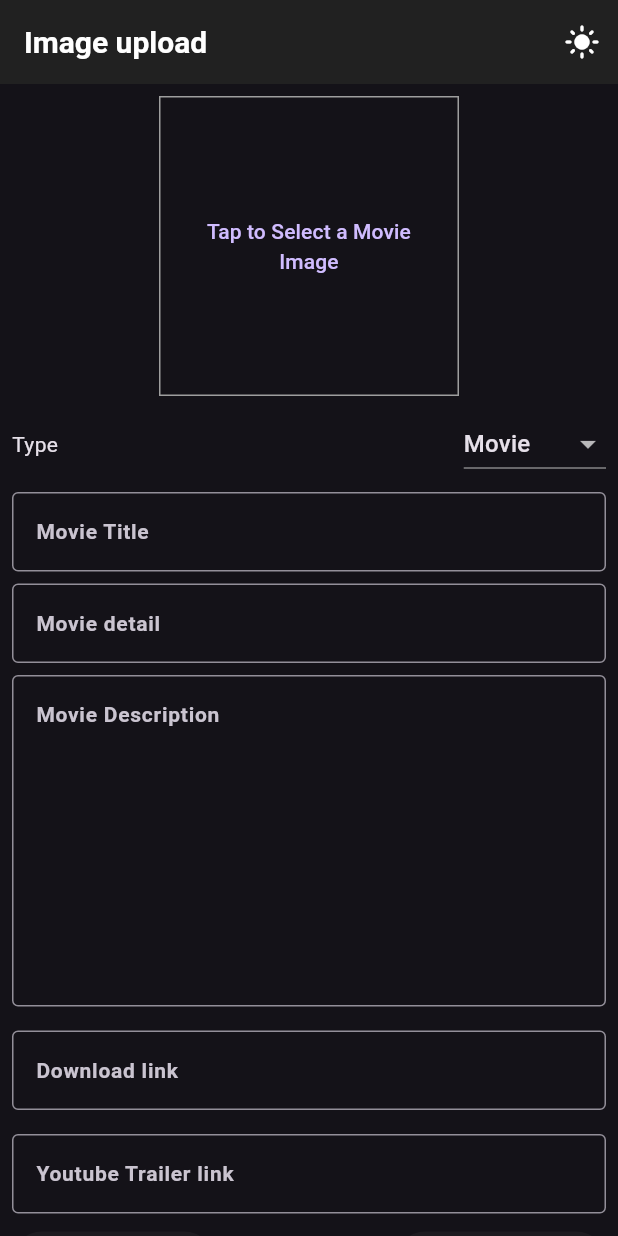
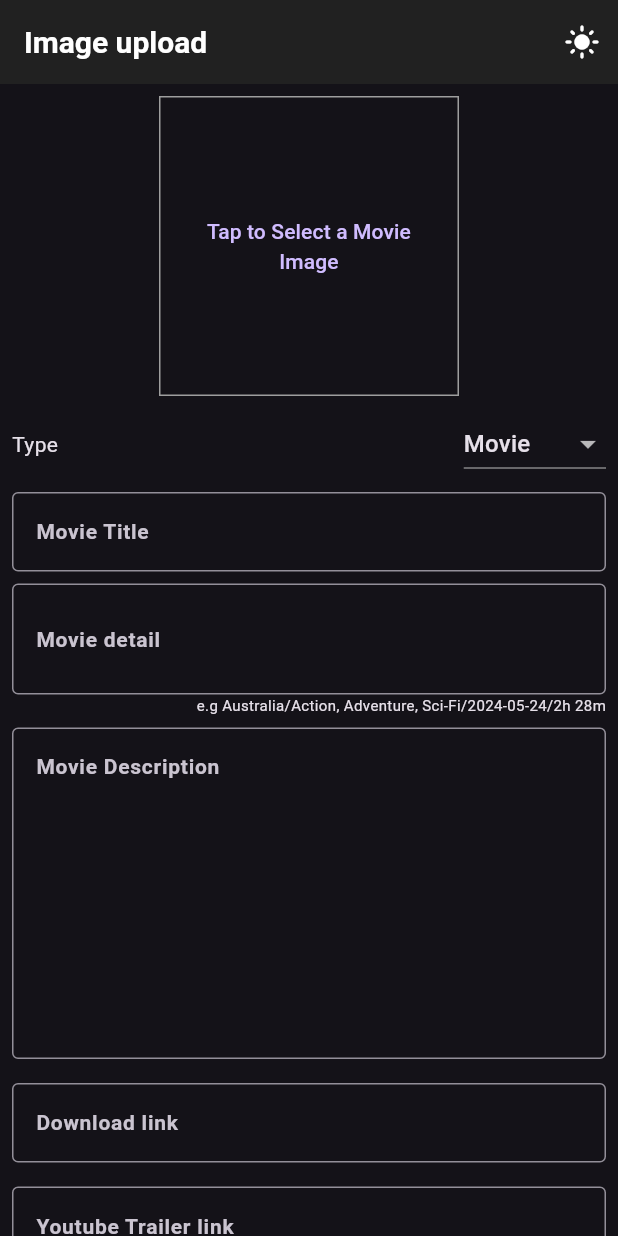
Before and after one commit to eoeefosa/movie, a Flutter app: the UploadMovie screen opened directly, on a phone screen of 412 x 824 dp. Run offline on Flutter 3.47's test engine with Material 3 defaults, Android fonts, the phone set to English and light mode, and no system bars; our stand-ins replace cached_network_image, carousel_slider, chewie, cloud_firestore, dio, file_picker and 11 more; missing offline and left inert: dart:ffi, staggered_grid_view_flutter, video_thumbnail; accounts and stored records are empty; Roboto replaces fonts that are missing (openSans); project files that could hold a hidden picture were left out.

Commit message:
updated code

```diff
--- a/lib/screens/upload/uploadmovie.dart
+++ b/lib/screens/upload/uploadmovie.dart
@@ -9,6 +9,7 @@ import 'package:movieboxclone/api/mockapiservice.dart';
 import 'package:movieboxclone/screens/upload/previewmovie.dart';
 import 'package:movieboxclone/styles/snack_bar.dart';
 import 'package:provider/provider.dart';
+import 'package:youtube_player_flutter/youtube_player_flutter.dart';
 
 import '../../models/appState/profile_manager.dart';
 
@@ -313,7 +314,9 @@ class _UploadMovieState extends State<UploadMovie> {
                   controller: movieTitleController,
                   decoration: const InputDecoration(
                     labelText: 'Movie Title',
-                    border: OutlineInputBorder(),
+                    border: OutlineInputBorder(
+                        // borderSide: Border.al
+                        ),
                   ),
                   keyboardType: TextInputType.text,
                   validator: (value) {
@@ -328,6 +331,7 @@ class _UploadMovieState extends State<UploadMovie> {
                   height: 8.0,
                 ),
                 TextFormField(
+                  maxLines: 2,
                   controller: ratingController,
                   decoration: const InputDecoration(
                     labelText: 'Movie detail',
@@ -343,6 +347,15 @@ class _UploadMovieState extends State<UploadMovie> {
                     return null;
                   },
                   // onSaved: (value) => movieTitle = value!,
+                ),
+                const Row(
+                  mainAxisAlignment: MainAxisAlignment.end,
+                  children: [
+                    Text(
+                      "e.g Australia/Action, Adventure, Sci-Fi/2024-05-24/2h 28m",
+                      style: TextStyle(fontSize: 10),
+                    ),
+                  ],
                 ),
                 const SizedBox(
                   height: 8.0,
@@ -413,6 +426,9 @@ class _UploadMovieState extends State<UploadMovie> {
                             var uploadedImageUrl =
                                 await mockapi.uploadFile(File(filePath));
                             if (!context.mounted) return;
+                            String? videoId = YoutubePlayer.convertUrlToId(
+                              youtubeTrailerlinkController.text,
+                            );
 
                             await context.read<ProfileManager>().addMovie(
                                   movieTitleController.text,
@@ -420,7 +436,7 @@ class _UploadMovieState extends State<UploadMovie> {
                                   uploadedImageUrl,
                                   movieDescriptionController.text,
                                   downloadlinkController.text,
-                                  youtubeTrailerlinkController.text,
+                                  videoId ?? youtubeTrailerlinkController.text,
                                 );
                             showsnackBar('upload successfull');
                             if (!context.mounted) return;
```
